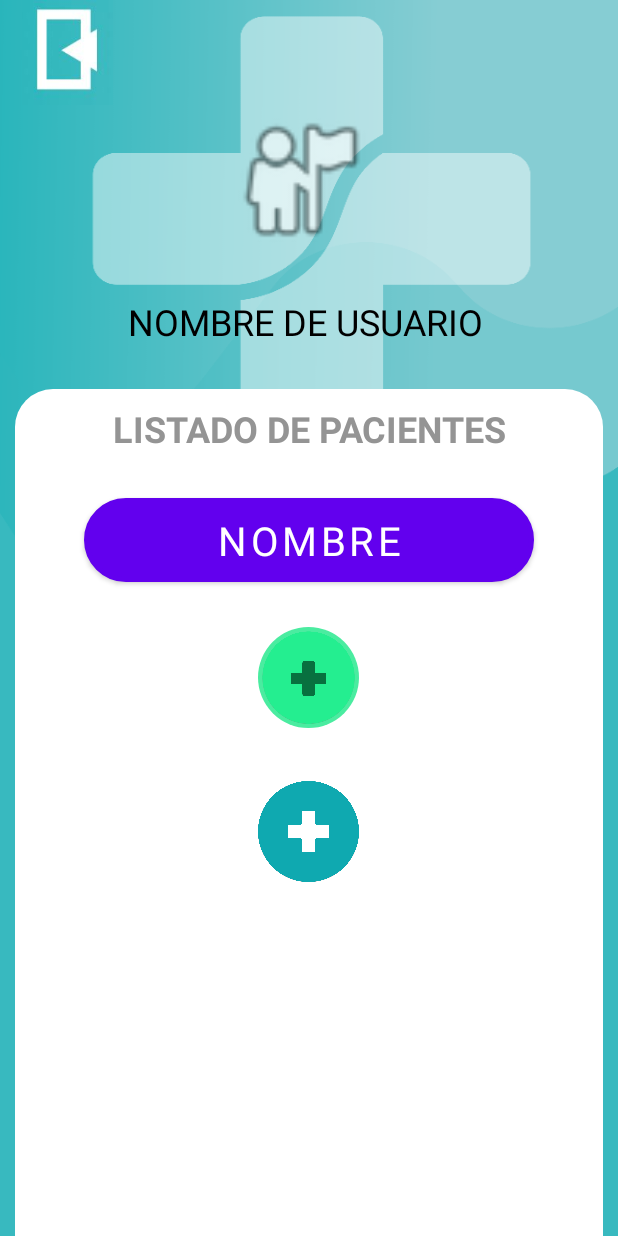
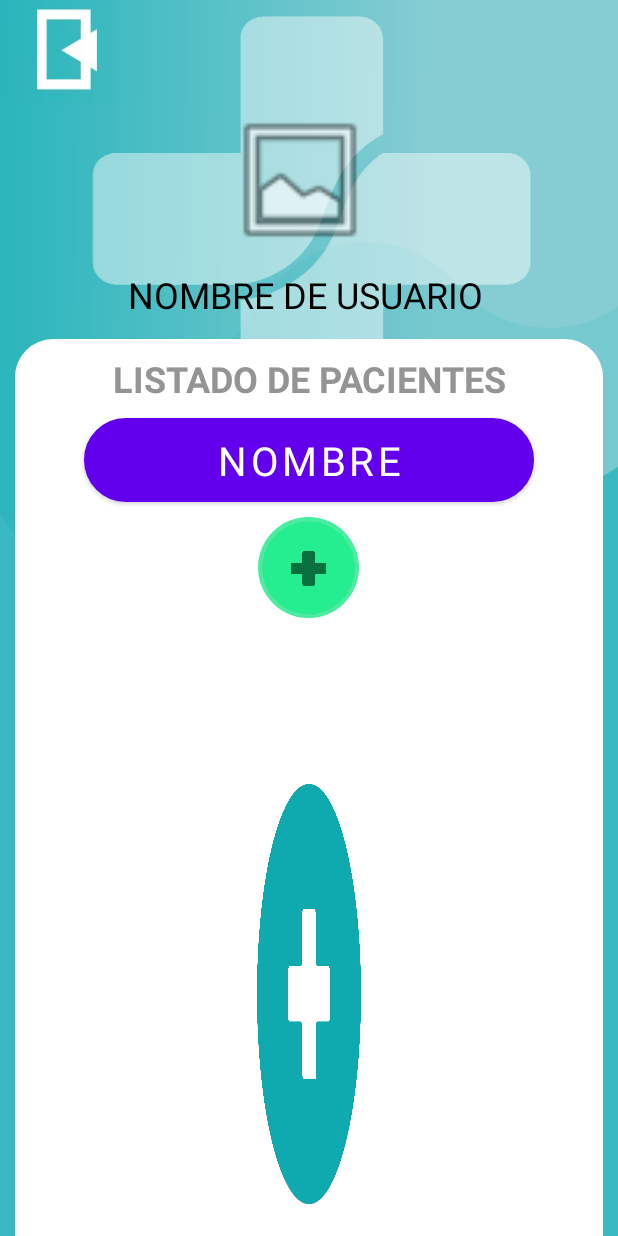
Before and after one commit to jesusGLR/CuidadosEspeciales, an Android app: the layout activity_profile_doc.xml on its own in the app's theme, with its tools: preview values and no code run, on a phone screen of 412 x 824 dp. Run offline under Robolectric (Android 15) with nearby library versions, the light colour scheme and no system bars.

Commit message:
Se añadio boton desplegable

```diff
--- a/app/src/main/res/layout/activity_profile_doc.xml
+++ b/app/src/main/res/layout/activity_profile_doc.xml
@@ -22,7 +22,7 @@
         android:layout_height="100dp"
         android:layout_marginRight="150dp"
         android:layout_marginLeft="150dp"
-        android:src="@android:drawable/ic_menu_myplaces"
+        android:src="@android:drawable/ic_menu_gallery"
         android:contentDescription="@string/fotoUser" />
 
     <TextView
@@ -30,7 +30,7 @@
         android:layout_width="241dp"
         android:layout_height="36dp"
         android:layout_gravity="center"
-        android:layout_marginTop="28dp"
+        android:layout_marginTop="10dp"
         android:fontFamily="sans-serif"
         android:text="@string/username"
         android:textColor="@color/black"
@@ -40,7 +40,7 @@
         android:layout_width="match_parent"
         android:layout_height="match_parent"
         android:layout_marginLeft="10dp"
-        android:layout_marginTop="25dp"
+        android:layout_marginTop="10dp"
         android:layout_marginRight="10dp"
         android:orientation="vertical"
         android:background="@drawable/white_card">
@@ -62,7 +62,7 @@
             android:id="@+id/nombre1"
             android:layout_width="300dp"
             android:layout_height="wrap_content"
-            android:layout_marginTop="30dp"
+            android:layout_marginTop="10dp"
             android:textSize="12pt"
             android:layout_gravity="center"
             android:background="@drawable/redondo_green"
@@ -75,20 +75,74 @@
             android:layout_width="67dp"
             android:layout_height="67dp"
             android:layout_gravity="center"
-            android:layout_marginTop="30dp"
+            android:layout_marginTop="10dp"
             android:backgroundTint="@color/green"
             android:background="@drawable/redondo_principal_azul"
             android:textColor="@android:color/white"
             tools:srcCompat="@drawable/image_menu_green" />
 
-        <ImageButton
-            android:id="@+id/add1"
-            android:layout_width="67dp"
-            android:layout_height="67dp"
+        <RelativeLayout
+            android:layout_width="match_parent"
+            android:layout_marginTop="10dp"
             android:layout_gravity="center"
-            android:layout_marginTop="35dp"
-            android:background="@drawable/image_menu"
- />
+            android:layout_height="match_parent">
+
+            <ImageButton
+                android:id="@+id/ibtn_ambulance"
+                android:layout_width="67dp"
+                android:layout_height="67dp"
+                android:layout_alignStart="@+id/ibtn_botiquin"
+                android:layout_alignEnd="@+id/ibtn_buscar"
+                android:layout_marginStart="92dp"
+                android:layout_marginEnd="92dp"
+                android:background="@drawable/image_ambulance"
+                android:clickable="true"
+                android:focusable="true"
+                android:foregroundGravity="center"
+                android:visibility="invisible" />
+
+            <ImageButton
+                android:id="@+id/ibtn_botiquin"
+                android:layout_width="67dp"
+                android:layout_height="67dp"
+                android:layout_alignParentStart="true"
+                android:layout_alignParentBottom="true"
+                android:layout_marginStart="70dp"
+                android:layout_marginBottom="80dp"
+                android:background="@drawable/image_botiquin"
+                android:clickable="true"
+                android:focusable="true"
+                android:visibility="invisible" />
+
+            <ImageButton
+                android:id="@+id/ibtn_buscar"
+                android:layout_width="67dp"
+                android:layout_height="67dp"
+                android:layout_alignParentEnd="true"
+                android:layout_alignParentBottom="true"
+                android:layout_marginEnd="70dp"
+                android:layout_marginBottom="80dp"
+                android:background="@drawable/image_busqueda"
+                android:clickable="true"
+                android:focusable="true"
+                android:visibility="invisible" />
+
+            <ImageButton
+                android:id="@+id/ibtn_abrir"
+                android:layout_width="67dp"
+                android:layout_height="67dp"
+                android:layout_below="@+id/ibtn_ambulance"
+                android:layout_alignParentStart="true"
+                android:layout_alignParentEnd="true"
+                android:layout_alignParentBottom="true"
+                android:layout_marginStart="161dp"
+                android:layout_marginTop="33dp"
+                android:layout_marginEnd="161dp"
+                android:layout_marginBottom="21dp"
+                android:background="@drawable/image_menu" />
+
+
+        </RelativeLayout>
 
 
     </LinearLayout>
```
Also changed, not shown: app/src/main/AndroidManifest.xml (+6 -2 lines), app/src/main/java/com/example/proyecto10/AuthActivity.kt (+4 -4 lines), app/src/main/java/com/example/proyecto10/ambulanceActivity.kt (added, +11 -0 lines), app/src/main/java/com/example/proyecto10/historyActivity.kt (added, +11 -0 lines), app/src/main/java/com/example/proyecto10/profile_docActivity.kt (added, +86 -0 lines), app/src/main/res/anim/from_bottom_anim.xml (added, +20 -0 lines), app/src/main/res/anim/rotate_close_anim.xml (added, +11 -0 lines), app/src/main/res/anim/rotate_open_anim.xml (added, +11 -0 lines), app/src/main/res/anim/to_bottom_anim.xml (added, +22 -0 lines).
